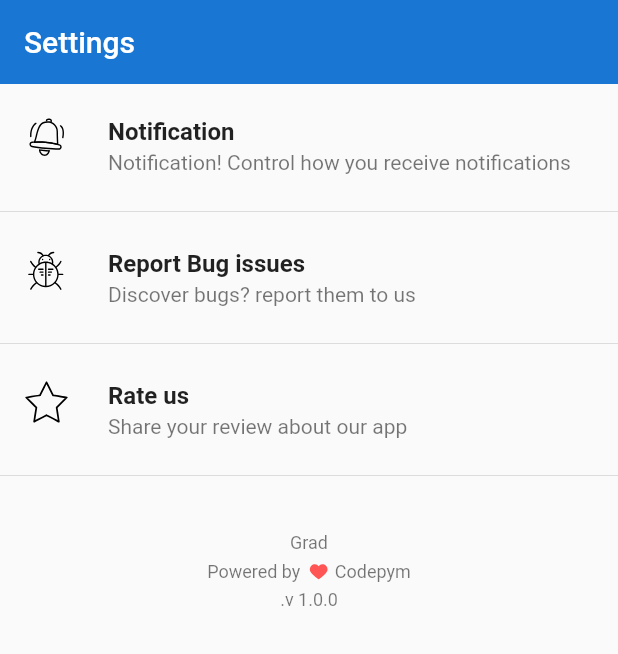
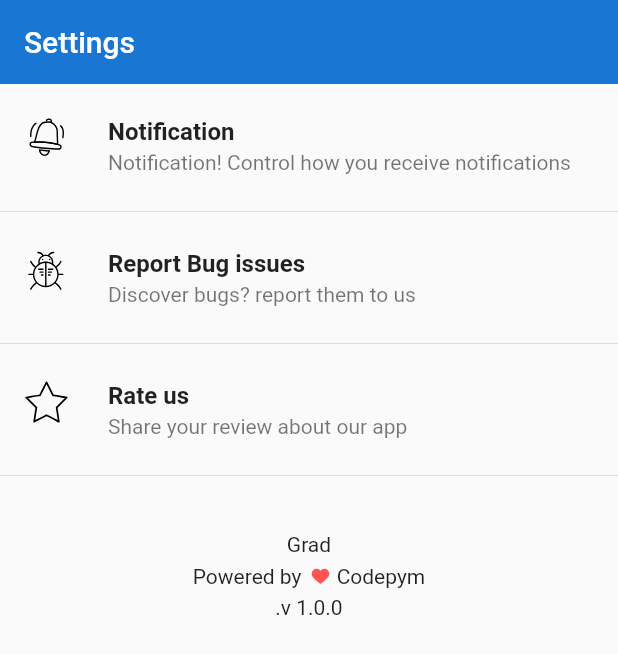
Before and after one commit to codepymdev/grad, a Flutter app: the SettingsPage screen opened directly, on a phone screen of 412 x 824 dp. Shown: the top 654 px of the screen. Run offline on Flutter 3.47's test engine with Material 2 defaults, Android fonts, the phone set to English and light mode, and no system bars; our stand-ins replace badges, cached_network_image, connectivity_plus, firebase_core, firebase_messaging, flutter_feather_icons and 12 more; missing offline and left inert: flutter_downloader, onesignal_flutter, stream_chat_flutter; accounts and stored records are empty; network calls fail; statements that could not run were skipped.

Commit message:
fix: style color scheme

```diff
--- a/lib/app/ui/android/widgets/account/account_section.dart
+++ b/lib/app/ui/android/widgets/account/account_section.dart
@@ -38,7 +38,6 @@ class AccountSection extends GetView<AccountController> {
                 children: [
                   Text(
                     "Account".toUpperCase(),
-                    style: Theme.of(context).textTheme.subtitle2,
                   ),
                 ],
               ),
@@ -63,7 +62,6 @@ class AccountSection extends GetView<AccountController> {
                     ),
                     title: Text(
                       "Edit Account",
-                      style: Theme.of(context).textTheme.subtitle2,
                     ),
                   ),
                   Divider(),
@@ -76,7 +74,6 @@ class AccountSection extends GetView<AccountController> {
                     ),
                     title: Text(
                       "Change Password",
-                      style: Theme.of(context).textTheme.subtitle2,
                     ),
                   ),
                   Divider(),
@@ -89,7 +86,6 @@ class AccountSection extends GetView<AccountController> {
                     ),
                     title: Text(
                       "Logout",
-                      style: Theme.of(context).textTheme.subtitle2,
                     ),
                   ),
                 ],
--- a/lib/app/ui/android/widgets/account/app_version.dart
+++ b/lib/app/ui/android/widgets/account/app_version.dart
@@ -19,7 +19,6 @@ class AppAboutVersion extends StatelessWidget {
         children: [
           Text(
             "Grad",
-            style: Theme.of(context).textTheme.caption,
           ),
           SizedBox(
             height: 5,
@@ -29,7 +28,6 @@ class AppAboutVersion extends StatelessWidget {
             children: [
               Text(
                 "Powered by ",
-                style: Theme.of(context).textTheme.caption,
               ),
               SizedBox(
                 width: 2,
@@ -43,7 +41,6 @@ class AppAboutVersion extends StatelessWidget {
               ),
               Text(
                 "Codepym",
-                style: Theme.of(context).textTheme.caption,
               ),
             ],
           ),
@@ -52,7 +49,6 @@ class AppAboutVersion extends StatelessWidget {
           ),
           Text(
             ".v 1.0.0",
-            style: Theme.of(context).textTheme.caption,
           ),
         ],
       ),
--- a/lib/app/ui/android/widgets/account/quick_recent_activity.dart
+++ b/lib/app/ui/android/widgets/account/quick_recent_activity.dart
@@ -38,11 +38,9 @@ class QuickRecentActivity extends GetView<AccountController> {
                 children: [
                   Text(
                     "Recent Activities".toUpperCase(),
-                    style: Theme.of(context).textTheme.subtitle2,
                   ),
                   Text(
                     "See All".toUpperCase(),
-                    style: Theme.of(context).textTheme.subtitle2,
                   ),
                 ],
               ),
--- a/lib/app/ui/theme/android/app_theme.dart
+++ b/lib/app/ui/theme/android/app_theme.dart
@@ -13,7 +13,6 @@ final appThemeData = {
     primaryColor: Color(0xff3a7eef),
     primaryColorLight: Color(0xffCBDCF8),
     primaryColorDark: Color.fromARGB(255, 11, 7, 46),
-    backgroundColor: Color(0xffCBDCF8),
     indicatorColor: Color(0xffCBDCF8),
     hintColor: Color(0xffEECED3),
     highlightColor: Color(0xffFCE192),
@@ -119,7 +118,6 @@ final appThemeData = {
     primaryColor: HexColor("#121212"),
     primaryColorLight: HexColor("#121212"),
     primaryColorDark: HexColor("#121212"),
-    backgroundColor: HexColor("#121212"),
     indicatorColor: Color(0xff0E1D36),
     hintColor: Color(0xff280C0B),
     highlightColor: Color(0xff372901),
```
Also changed, not shown: lib/app/ui/android/widgets/account/account_header_info.dart (+0 -7 lines), lib/app/ui/theme/android/app_color.dart (deleted), lib/app/ui/theme/android/app_text_theme.dart (deleted), lib/app/ui/theme/ios/app_color.dart (deleted), lib/app/ui/theme/ios/app_text_theme.dart (deleted), lib/app/ui/theme/ios/app_theme.dart (deleted), 1 other file.
